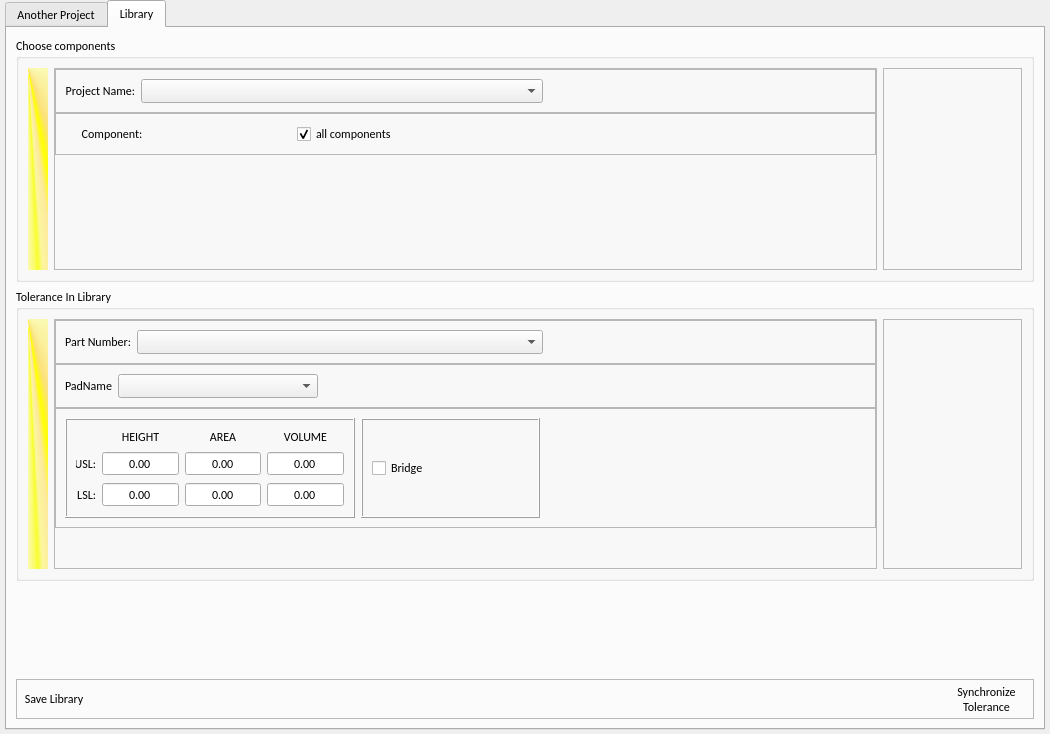
Skorpi86/SPI_Tolerance, file gui/main_window.ui: the form before one commit.
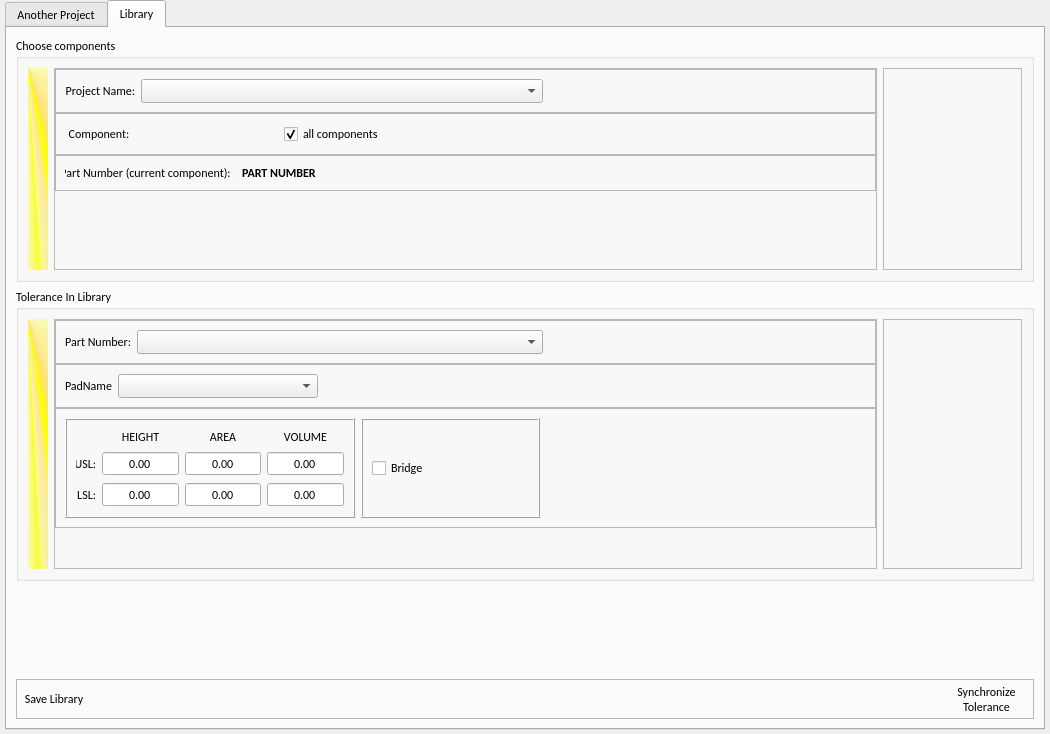
The form after the commit. The open tabs and pages were chosen to show the change. Icons and pictures are not drawn.

```diff
--- a/gui/main_window.ui
+++ b/gui/main_window.ui
@@ -481,13 +481,13 @@
                   </property>
                   <property name="minimumSize">
                    <size>
-                    <width>80</width>
+                    <width>67</width>
                     <height>0</height>
                    </size>
                   </property>
                   <property name="maximumSize">
                    <size>
-                    <width>80</width>
+                    <width>67</width>
                     <height>16777215</height>
                    </size>
                   </property>
@@ -557,6 +557,86 @@
                </layout>
               </widget>
              </item>
+             <item>
+              <widget class="QFrame" name="frame_14">
+               <property name="frameShape">
+                <enum>QFrame::StyledPanel</enum>
+               </property>
+               <property name="frameShadow">
+                <enum>QFrame::Raised</enum>
+               </property>
+               <layout class="QHBoxLayout" name="horizontalLayout_14">
+                <item>
+                 <widget class="QLabel" name="label_16">
+                  <property name="sizePolicy">
+                   <sizepolicy hsizetype="Preferred" vsizetype="Preferred">
+                    <horstretch>0</horstretch>
+                    <verstretch>0</verstretch>
+                   </sizepolicy>
+                  </property>
+                  <property name="minimumSize">
+                   <size>
+                    <width>171</width>
+                    <height>0</height>
+                   </size>
+                  </property>
+                  <property name="maximumSize">
+                   <size>
+                    <width>171</width>
+                    <height>16777215</height>
+                   </size>
+                  </property>
+                  <property name="font">
+                   <font>
+                    <family>Calibri</family>
+                   </font>
+                  </property>
+                  <property name="text">
+                   <string>Part Number (current component):  </string>
+                  </property>
+                  <property name="alignment">
+                   <set>Qt::AlignRight|Qt::AlignTrailing|Qt::AlignVCenter</set>
+                  </property>
+                 </widget>
+                </item>
+                <item>
+                 <widget class="QLabel" name="label_current_component">
+                  <property name="sizePolicy">
+                   <sizepolicy hsizetype="Preferred" vsizetype="Preferred">
+                    <horstretch>0</horstretch>
+                    <verstretch>0</verstretch>
+                   </sizepolicy>
+                  </property>
+                  <property name="minimumSize">
+                   <size>
+                    <width>0</width>
+                    <height>0</height>
+                   </size>
+                  </property>
+                  <property name="maximumSize">
+                   <size>
+                    <width>16777215</width>
+                    <height>16777215</height>
+                   </size>
+                  </property>
+                  <property name="font">
+                   <font>
+                    <family>Calibri</family>
+                    <weight>75</weight>
+                    <bold>true</bold>
+                   </font>
+                  </property>
+                  <property name="text">
+                   <string>PART NUMBER</string>
+                  </property>
+                  <property name="alignment">
+                   <set>Qt::AlignLeading|Qt::AlignLeft|Qt::AlignVCenter</set>
+                  </property>
+                 </widget>
+                </item>
+               </layout>
+              </widget>
+             </item>
              <item>
               <spacer name="verticalSpacer_3">
                <property name="orientation">
```
Left out of the diff: 2 changed lines with no effect on the pictures.
